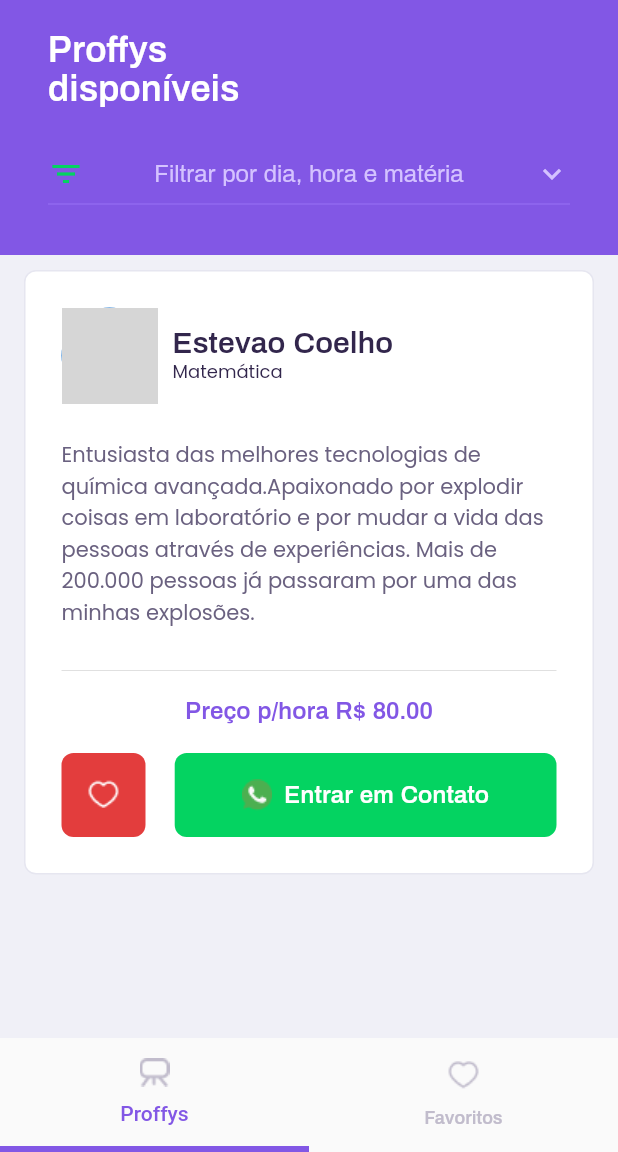
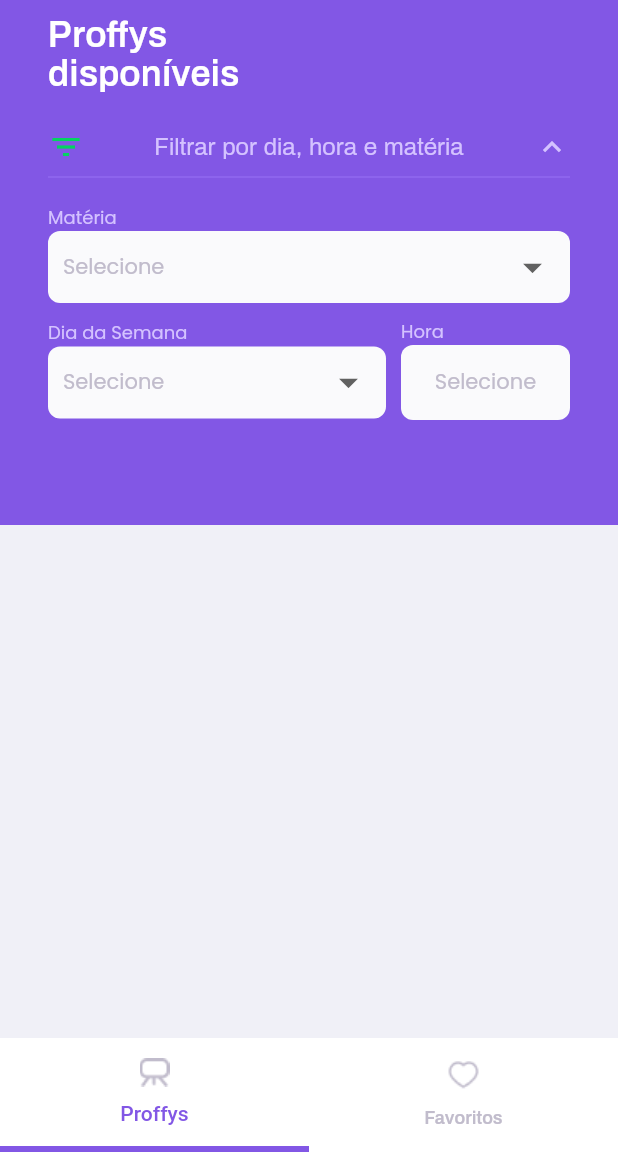
Before and after one commit to coelho-bit/proffy-mobile, a Flutter app: the TeacherList screen opened directly, on a phone screen of 412 x 824 dp, the part 84-1236 px from its top. Run offline on Flutter 3.47's test engine with Material 2 defaults, Android fonts, the phone set to English and light mode, and no system bars; grey boxes are pictures that could not be loaded.

Commit message:
added-filter

```diff
--- /dev/null
+++ b/lib/class_model.dart
@@ -0,0 +1,43 @@
+class TeacherClass {
+  int id;
+  String subject;
+  num cost;
+  int user_id;
+  String name;
+  String avatar;
+  String whatsapp;
+  String bio;
+
+  TeacherClass(
+      {this.id,
+      this.subject,
+      this.cost,
+      this.bio,
+      this.name,
+      this.avatar,
+      this.user_id,
+      this.whatsapp});
+
+  factory TeacherClass.fromApi(Map<String, dynamic> teacherClass) {
+    return TeacherClass(
+      id: teacherClass["id"],
+      subject: teacherClass["subject"],
+      cost: teacherClass["cost"],
+      user_id: teacherClass["user_id"],
+      name: teacherClass["name"],
+      avatar: teacherClass["avatar"],
+      whatsapp: teacherClass["whatsapp"],
+      bio: teacherClass["bio"],
+    );
+  }
+}
+
+class TeacherClassList {
+  List<TeacherClass> teacherClassList;
+
+  TeacherClassList({ this.teacherClassList });
+
+  static List<TeacherClass> fromApi(List<dynamic>  teacherList) {
+    return teacherList.map((e) => TeacherClass.fromApi(e)).toList();
+  }
+}
--- /dev/null
+++ b/lib/components/filter_container.dart
@@ -0,0 +1,112 @@
+import 'package:flutter/material.dart';
+import 'package:mobile/fonts/fontStyles.dart';
+import 'package:mobile/services/api.dart';
+
+import '../filter_controller.dart';
+import '../filters_placeholders.dart';
+import 'filter_item.dart';
+
+class FilterContainer extends StatefulWidget {
+
+  final Function onFilterResult;
+
+  FilterContainer({ this.onFilterResult });
+
+  @override
+  _FilterContainerState createState() => _FilterContainerState();
+}
+
+class _FilterContainerState extends State<FilterContainer> {
+  TimeOfDay time;
+
+  void isFilterCompleted(int day, String subject, String time) {
+    if (day != null && subject.isNotEmpty && time.isNotEmpty) {
+      ApiServices.getFilteredProffys(day, subject, time).then((value) =>
+          widget.onFilterResult.call(value));
+    }
+  }
+
+  Future<TimeOfDay> getTime(BuildContext context) {
+    return showTimePicker(
+      context: context,
+      initialTime: TimeOfDay.now(),
+    );
+  }
+
+  @override
+  Widget build(BuildContext context) {
+    final FilterSingleton filterController = FilterSingleton();
+
+    return Column(
+      mainAxisAlignment: MainAxisAlignment.center,
+      children: [
+        Filter(
+          filterLabel: "Matéria",
+          items: FilterPlaceholders.subjectsList,
+          setData: (String dropDownVal) {
+            filterController.subject = dropDownVal;
+            isFilterCompleted(filterController.day,
+                filterController.subject, filterController.time);
+          },
+        ),
+        SizedBox(
+          height: 10.0,
+        ),
+        Row(
+          mainAxisAlignment: MainAxisAlignment.spaceBetween,
+          children: [
+            Expanded(
+              flex: 2,
+              child: Filter(
+                filterLabel: "Dia da Semana",
+                items: FilterPlaceholders.weekDaysList,
+                setData: (String dropDownVal) {
+                  filterController.day = FilterPlaceholders.weekDaysList.indexOf(dropDownVal);
+                  isFilterCompleted(filterController.day,
+                      filterController.subject, filterController.time);
+                },
+              ),
+            ),
+            SizedBox(
+              width: 10.0,
+            ),
+            Expanded(
+              flex: 1,
+              child: Column(
+                crossAxisAlignment: CrossAxisAlignment.start,
+                children: [
+                  Text(
+                    "Hora",
+                    style: CustomFontStyles.filterItemLabel,
+                  ),
+                  Container(
+                    decoration: BoxDecoration(
+                      borderRadius: BorderRadius.circular(8.0),
+                      color: Color(0xffFAFAFC),
+                    ),
+                    width: 150.0,
+                    height: 50.0,
+                    child: FlatButton(
+                      onPressed: () async {
+                        time = await getTime(context);
+                        setState(() {});
+                        filterController.time = time.format(context);
+                        isFilterCompleted(filterController.day,
+                            filterController.subject, filterController.time);
+                      },
+                      child: Text(
+                          time == null ? "Selecione" : time.format(context),
+                          style: time == null
+                              ? CustomFontStyles.filterHint
+                              : null),
+                    ),
+                  ),
+                ],
+              ),
+            ),
+          ],
+        ),
+      ],
+    );
+  }
+}
--- /dev/null
+++ b/lib/components/filter_item.dart
@@ -0,0 +1,61 @@
+import 'package:flutter/material.dart';
+import 'package:mobile/fonts/fontStyles.dart';
+
+class Filter extends StatefulWidget {
+  final List<String> items;
+  final String filterLabel;
+  final Function setData;
+
+  Filter({ this.items, this.filterLabel, this.setData });
+
+  @override
+  _FilterState createState() => _FilterState();
+}
+
+class _FilterState extends State<Filter> {
+  String _dropDownValue;
+
+  @override
+  Widget build(BuildContext context) {
+    return Column(
+      crossAxisAlignment: CrossAxisAlignment.start,
+      children: [
+        Text(widget.filterLabel, style: CustomFontStyles.filterItemLabel,),
+        Container(
+          decoration: BoxDecoration(
+            borderRadius: BorderRadius.circular(8.0),
+            color: Color(0xffFAFAFC)
+          ),
+          padding: EdgeInsets.symmetric(horizontal: 10.0),
+          child: DropdownButtonHideUnderline(
+            child: DropdownButton(
+              hint: _dropDownValue == null
+                  ? Text('Selecione', style: CustomFontStyles.filterHint)
+                  : Text(
+                      _dropDownValue,
+                    ),
+              isExpanded: true,
+              iconSize: 30.0,
+              items: widget.items.map(
+                (val) {
+                  return DropdownMenuItem<String>(
+                    value: val,
+                    child: Text(val),
+                  );
+                },
+              ).toList(),
+              onChanged: (val) {
+                widget.setData(val);
+                setState(
+                  () {
+                    _dropDownValue = val;
+                  },
+                );
+              },
+            ),
+          ),
+        ),
+      ],
+    );
+  }
+}
--- /dev/null
+++ b/lib/filter_controller.dart
@@ -0,0 +1,12 @@
+class FilterSingleton {
+  static FilterSingleton _instance;
+  factory FilterSingleton({String subject = "", int day, String time = ""}) {
+    _instance ??= FilterSingleton._internalConstructor(time, day, subject);
+    return _instance;
+  }
+  FilterSingleton._internalConstructor(this.time, this.day, this.subject);
+
+  String subject;
+  int day;
+  String time;
+}
--- /dev/null
+++ b/lib/filters_placeholders.dart
@@ -0,0 +1,24 @@
+class FilterPlaceholders {
+  static const List<String> subjectsList = [
+    'Artes',
+    'Biologia',
+    'Ciências',
+    'Educação Física',
+    'Física',
+    'Geografia',
+    'História',
+    'Matemática',
+    'Português',
+    'Química'
+  ];
+
+  static const List<String> weekDaysList = [
+    'Domingo',
+    'Segunda-feira',
+    'Terça-feira',
+    'Quarta-feira',
+    'Quinta-feira',
+    'Sexta-feira',
+    'Sábado'
+  ];
+}
--- a/lib/fonts/fontStyles.dart
+++ b/lib/fonts/fontStyles.dart
@@ -115,4 +115,16 @@ class CustomFontStyles {
       fontWeight: FontWeight.w600,
       fontSize: 12.0,);
 
+  static const TextStyle filterHint = TextStyle(
+    fontFamily: "Poppins",
+    fontWeight: FontWeight.w400,
+    color: Color(0xffC1BCCC),
+    fontSize: 14.0,);
+
+  static const TextStyle filterItemLabel = TextStyle(
+    fontFamily: "Poppins",
+    fontWeight: FontWeight.w400,
+    color: Color(0xffD4C2FF),
+    fontSize: 12.0,);
+
 }
--- a/lib/main.dart
+++ b/lib/main.dart
@@ -1,7 +1,6 @@
 import 'package:flutter/material.dart';
-import 'package:mobile/pages/landing_page.dart';
+import 'colors/colors.dart';
 import 'pages/onboarding.dart';
-import 'pages/teacher_page.dart';
 
 void main() {
   runApp(MyApp());
@@ -11,9 +10,13 @@ class MyApp extends StatelessWidget {
   @override
   Widget build(BuildContext context) {
     return MaterialApp(
+      theme: ThemeData(
+        accentColor: AppColors.purple,
+        accentColorBrightness: Brightness.light,
+      ),
       debugShowCheckedModeBanner: false,
       home: Scaffold(
-        body: Onboarding(),
+        body: Onboarding()
       ),
     );
   }
--- a/lib/pages/teacher_list.dart
+++ b/lib/pages/teacher_list.dart
@@ -1,14 +1,26 @@
 import 'package:flutter/material.dart';
 import 'package:mobile/colors/colors.dart';
+import 'package:mobile/components/filter_container.dart';
 import 'package:mobile/components/teacher_item.dart';
 import 'package:mobile/fonts/fontStyles.dart';
 
-class TeacherList extends StatelessWidget {
+import '../class_model.dart';
+
+class TeacherList extends StatefulWidget {
+  @override
+  _TeacherListState createState() => _TeacherListState();
+}
+
+class _TeacherListState extends State<TeacherList> {
+  bool isFilterVisible = true;
+  List<TeacherClass> teacherList = [];
+
   @override
   Widget build(BuildContext context) {
     return DefaultTabController(
       length: 2,
       child: Scaffold(
+        backgroundColor: AppColors.background,
         appBar: AppBar(
           elevation: 0,
           backgroundColor: AppColors.purple,
@@ -17,7 +29,7 @@ class TeacherList extends StatelessWidget {
         body: Stack(
           children: [
             Container(
-              height: 210.0,
+              height: isFilterVisible ? 350.0 : 200.0,
               width: double.infinity,
               color: AppColors.purple,
               child: Padding(
@@ -26,18 +38,20 @@ class TeacherList extends StatelessWidget {
                   crossAxisAlignment: CrossAxisAlignment.start,
                   children: [
                     SizedBox(
-                      height: 20.0,
+                      height: 10.0,
                     ),
                     Text(
                       "Proffys\ndisponíveis",
                       style: CustomFontStyles.teacherListTitle,
                     ),
                     SizedBox(
-                      height: 32.0,
+                      height: 24.0,
                     ),
                     GestureDetector(
                       onTap: () {
-                        // TODO: implements search
+                        setState(() {
+                          isFilterVisible = !isFilterVisible;
+                        });
                       },
                       child: Row(
                         mainAxisAlignment: MainAxisAlignment.spaceBetween,
@@ -51,7 +65,9 @@ class TeacherList extends StatelessWidget {
                             style: CustomFontStyles.filterLabel,
                           ),
                           Icon(
-                            Icons.keyboard_arrow_down,
+                            !isFilterVisible
+                                ? Icons.keyboard_arrow_down
+                                : Icons.keyboard_arrow_up,
                             color: Color(0xffD4C2FF),
                           )
                         ],
@@ -59,35 +75,51 @@ class TeacherList extends StatelessWidget {
                     ),
                     Divider(
                       color: Color(0xff9871F5),
-                    )
-                  ],
                     ),
+                    SizedBox(
+                      height: 10.0,
                     ),
-            ),
-            Padding(
-              padding: const EdgeInsets.only(top: 170.0),
-              child: Container(
-                color: AppColors.background,
-                child: ListView(
-                  children: [
-                    Padding(
-                      padding: const EdgeInsets.only(
-                          right: 16.0, left: 16.0, bottom: 10.0, top: 10.0),
-                      child: TeacherItem(
-                        name: "Estevao Coelho",
-                        subject: "Matemática",
-                        bio:
-                            "Entusiasta das melhores tecnologias de química avançada.Apaixonado por explodir coisas em laboratório e por mudar a vida das pessoas através de experiências. Mais de 200.000 pessoas já passaram por uma das minhas explosões.",
-                        cost: "R\$ 80.00",
+                    Visibility(
+                      visible: isFilterVisible,
+                      child: FilterContainer(
+                        onFilterResult: (List<TeacherClass> list) {
+                          teacherList = list;
+                          setState(() {});
+                        },
                       ),
                     ),
                   ],
                 ),
               ),
             ),
+            Padding(
+              padding: EdgeInsets.only(top: isFilterVisible ? 300.0 : 150.0),
+              child: Container(
+                child: ListView.builder(
+                  itemCount: teacherList.length,
+                  itemBuilder: (BuildContext context, int index) {
+                    return Padding(
+                        padding: const EdgeInsets.only(
+                            right: 16.0, left: 16.0, bottom: 10.0, top: 10.0),
+                        child: teacherList.isNotEmpty
+                            ? TeacherItem(
+                                name: teacherList[index].name,
+                                subject: teacherList[index].subject,
+                                bio: teacherList[index].bio,
+                                cost: "R\$ ${teacherList[index].cost}",
+                                imageUrl: teacherList[index].avatar,
+                                whatsapp: teacherList[index].whatsapp,
+                              )
+                            : null);
+                  },
+                ),
+              ),
+            ),
           ],
         ),
-        bottomNavigationBar: TabBar(
+        bottomNavigationBar: Material(
+          color: Colors.white,
+          child: TabBar(
             indicatorColor: AppColors.purple,
             indicatorWeight: 4.0,
             unselectedLabelStyle: CustomFontStyles.unSelectedTabBarText,
@@ -105,6 +137,7 @@ class TeacherList extends StatelessWidget {
             ],
           ),
         ),
+      ),
     );
   }
 }
--- /dev/null
+++ b/lib/services/api.dart
@@ -0,0 +1,24 @@
+import 'dart:convert';
+import 'package:http/http.dart';
+import 'package:mobile/class_model.dart';
+
+class ApiServices {
+
+  static Future<List<TeacherClass>> getFilteredProffys(int day, String subject, String time) async {
+
+    String formattedTime = time.split(' ')[0];
+
+    Map<String, String> queryParams = {
+      'week_day': day.toString(),
+      'subject': subject,
+      'time': formattedTime,
+    };
+
+    var uri = Uri.http("192.168.0.11:3333", "/classes", queryParams);
+
+    var response = await get(uri);
+
+    return TeacherClassList.fromApi(json.decode(response.body));
+  }
+
+}
--- a/pubspec.yaml
+++ b/pubspec.yaml
@@ -23,6 +23,7 @@ environment:
 dependencies:
   flutter:
     sdk: flutter
+  http: ^0.12.2
 
 
   # The following adds the Cupertino Icons font to your application.
```
Also changed, not shown: pubspec.lock. Lines whose indentation alone changed are shown as unchanged.
